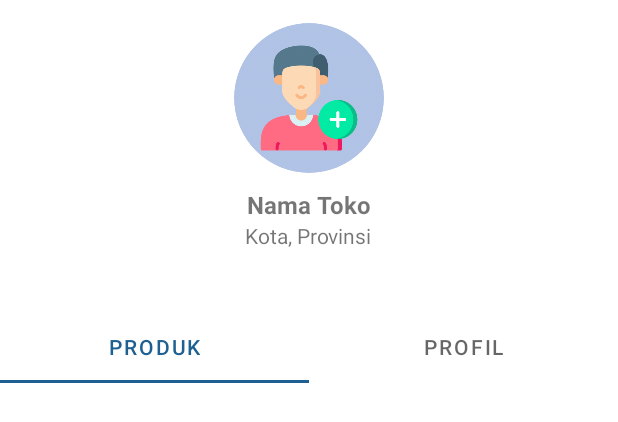
After one commit to farizbaiquni/marketplace-to-buy-and-sell-building-materials, an Android app: the layout activity_shop.xml on its own in the app's theme, with its tools: preview values and no code run, on a phone screen of 412 x 824 dp. The commit adds this screen. Shown: the top 422 px of the screen. Run offline under Robolectric (Android 15) with nearby library versions, the phone set to English and light mode, and no system bars.

Commit message:
progress add shop detail activity (work display shop information and badge), and improve click listener to display shop activity

```diff
--- a/app/src/main/java/com/example/e_commercetokobangunan_koma/ProductDetailActivity.kt
+++ b/app/src/main/java/com/example/e_commercetokobangunan_koma/ProductDetailActivity.kt
@@ -96,6 +96,12 @@ class ProductDetailActivity : AppCompatActivity() {
                 binding.btnReview.setOnClickListener(View.OnClickListener {
                     val modalBottomSheet = TypeReviewBottomSheetFragment(idShop)
                     modalBottomSheet.show(supportFragmentManager, TypeReviewBottomSheetFragment.TAG)
+                })
+
+                binding.productDetailShopLayout.setOnClickListener(View.OnClickListener {
+                    startActivity(Intent(this, ShopActivity::class.java).apply {
+                        putExtra("idShop", idShop)
+                    })
                 })
             }
         }
--- a/app/src/main/res/layout/activity_product_detail.xml
+++ b/app/src/main/res/layout/activity_product_detail.xml
@@ -204,6 +204,7 @@
 
 
                 <LinearLayout
+                    android:id="@+id/product_detail_shop_layout"
                     android:layout_width="match_parent"
                     android:layout_height="wrap_content"
                     android:orientation="horizontal"
--- /dev/null
+++ b/app/src/main/res/layout/activity_shop.xml
@@ -0,0 +1,151 @@
+<?xml version="1.0" encoding="utf-8"?>
+<LinearLayout
+    xmlns:android="http://schemas.android.com/apk/res/android"
+    xmlns:app="http://schemas.android.com/apk/res-auto"
+    xmlns:tools="http://schemas.android.com/tools"
+    android:layout_width="match_parent"
+    android:layout_height="match_parent"
+    tools:context=".ShopActivity"
+    android:orientation="vertical">
+
+    <LinearLayout
+        android:layout_width="match_parent"
+        android:layout_height="wrap_content"
+        android:orientation="vertical"
+        android:gravity="center_horizontal"
+        android:layout_marginVertical="15dp">
+
+        <de.hdodenhof.circleimageview.CircleImageView
+            android:id="@+id/shop_profile_photo"
+            android:layout_width="100dp"
+            android:layout_height="100dp"
+            android:src="@drawable/add_student"/>
+
+        <TextView
+            android:id="@+id/shop_profile_name"
+            android:layout_width="wrap_content"
+            android:layout_height="wrap_content"
+            android:layout_marginTop="10dp"
+            android:text="Nama Toko"
+            android:textStyle="bold"
+            android:textSize="16sp"/>
+
+        <TextView
+            android:id="@+id/shop_profile_alamat"
+            android:layout_width="wrap_content"
+            android:layout_height="wrap_content"
+            android:text="Kota, Provinsi"/>
+
+    </LinearLayout>
+
+
+    <androidx.constraintlayout.widget.ConstraintLayout xmlns:android="http://schemas.android.com/apk/res/android"
+        android:layout_width="match_parent"
+        android:layout_height="wrap_content"
+        android:layout_marginHorizontal="10dp"
+        android:layout_marginVertical="10dp"
+        xmlns:app="http://schemas.android.com/apk/res-auto">
+
+        <com.google.android.material.button.MaterialButton
+            android:layout_width="wrap_content"
+            android:layout_height="wrap_content"
+            android:text="Pengemasan Berkualitas"
+            android:textSize="12dp"
+            android:id="@+id/badge_kualitas_pengemasan"
+            app:layout_constraintTop_toTopOf="parent"
+            app:layout_constraintStart_toStartOf="parent"
+            android:minHeight="0dp"
+            android:minWidth="0dp"
+            android:paddingVertical="7dp"
+            android:backgroundTint="#f5cb5c"
+            android:textColor="@color/black"
+            app:strokeColor="#6c757d"
+            app:strokeWidth="1dp"
+            android:visibility="gone" />
+
+        <com.google.android.material.button.MaterialButton
+            android:layout_width="wrap_content"
+            android:layout_height="wrap_content"
+            android:text="Fast Resopone"
+            android:textSize="12dp"
+            android:id="@+id/badge_fast_respone"
+            app:layout_constraintTop_toTopOf="parent"
+            app:layout_constraintStart_toStartOf="parent"
+            android:minHeight="0dp"
+            android:minWidth="0dp"
+            android:paddingVertical="7dp"
+            android:backgroundTint="#f5cb5c"
+            android:textColor="@color/black"
+            app:strokeColor="#6c757d"
+            app:strokeWidth="1dp"
+            android:visibility="gone" />
+
+        <com.google.android.material.button.MaterialButton
+            android:layout_width="wrap_content"
+            android:layout_height="wrap_content"
+            android:text="Produk sesuai deskripsi dan foto"
+            android:textSize="12dp"
+            android:id="@+id/badge_deskripsi_foto"
+            app:layout_constraintTop_toTopOf="parent"
+            app:layout_constraintStart_toStartOf="parent"
+            android:minHeight="0dp"
+            android:minWidth="0dp"
+            android:paddingVertical="7dp"
+            android:backgroundTint="#f5cb5c"
+            android:textColor="@color/black"
+            app:strokeColor="#6c757d"
+            app:strokeWidth="1dp"
+            android:visibility="gone" />
+
+        <com.google.android.material.button.MaterialButton
+            android:layout_width="wrap_content"
+            android:layout_height="wrap_content"
+            android:text="Ramah"
+            android:textSize="12dp"
+            android:id="@+id/badge_keramahan"
+            app:layout_constraintTop_toTopOf="parent"
+            app:layout_constraintStart_toStartOf="parent"
+            android:minHeight="0dp"
+            android:minWidth="0dp"
+            android:paddingVertical="7dp"
+            android:backgroundTint="#f5cb5c"
+            android:textColor="@color/black"
+            app:strokeColor="#6c757d"
+            app:strokeWidth="1dp"
+            android:visibility="gone" />
+
+
+        <androidx.constraintlayout.helper.widget.Flow
+            android:id="@+id/flow"
+            android:layout_width="match_parent"
+            android:layout_height="0dp"
+            app:layout_constraintTop_toTopOf="parent"
+            app:layout_constraintStart_toStartOf="parent"
+            app:constraint_referenced_ids="badge_kualitas_pengemasan, badge_fast_respone,
+            badge_deskripsi_foto, badge_keramahan"
+            app:flow_horizontalGap="4dp"
+            app:flow_horizontalStyle="packed"
+            app:flow_horizontalBias="0.0"
+            app:flow_wrapMode="chain"/>
+
+
+    </androidx.constraintlayout.widget.ConstraintLayout>
+
+    <com.google.android.material.tabs.TabLayout
+        android:layout_width="match_parent"
+        android:layout_height="wrap_content"
+        android:layout_marginTop="5dp">
+
+        <com.google.android.material.tabs.TabItem
+            android:layout_width="wrap_content"
+            android:layout_height="wrap_content"
+            android:text="Produk" />
+
+        <com.google.android.material.tabs.TabItem
+            android:layout_width="wrap_content"
+            android:layout_height="wrap_content"
+            android:text="Profil" />
+
+    </com.google.android.material.tabs.TabLayout>
+
+</LinearLayout>
```
Also changed, not shown: app/src/main/AndroidManifest.xml (+6 -2 lines), app/src/main/java/com/example/e_commercetokobangunan_koma/ChartsFragment.kt (+10 -10 lines), app/src/main/java/com/example/e_commercetokobangunan_koma/ShopActivity.kt (added, +123 -0 lines), app/src/main/java/com/example/e_commercetokobangunan_koma/adapters/ChartsAdapter.kt (+5 -2 lines), app/src/main/java/com/example/e_commercetokobangunan_koma/viewmodels/ShopViewModel.kt (added, +19 -0 lines).
